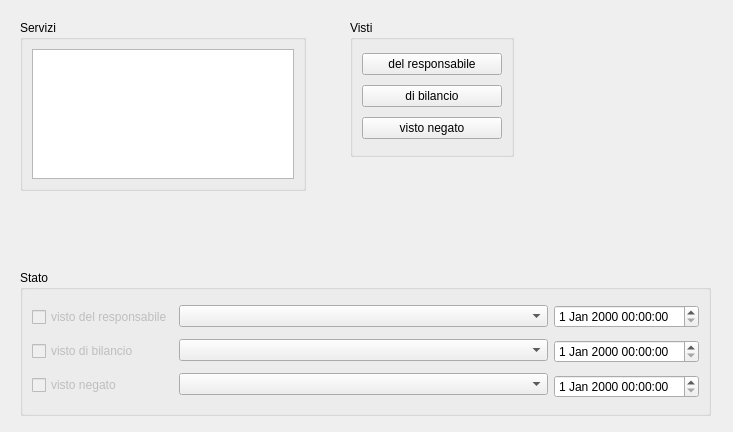
Before: the Qt Designer form src/com/axiastudio/suite/deliberedetermine/forms/determina.ui in tizianolattisi/suitegda, drawn with Qt 5.
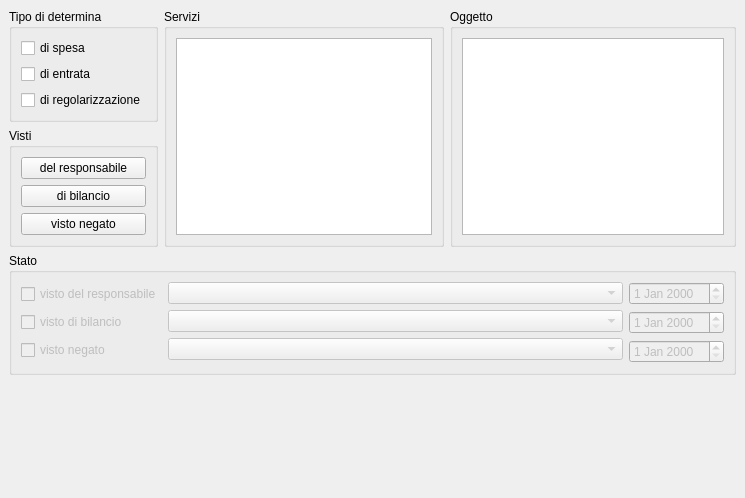
After: the same form once the commit is applied. Custom widgets are drawn as their Qt base class.

Commit message: Completamento campi determina, e disegno ui.

The edit to the form file:
```diff
--- a/src/com/axiastudio/suite/deliberedetermine/forms/determina.ui
+++ b/src/com/axiastudio/suite/deliberedetermine/forms/determina.ui
@@ -6,23 +6,92 @@
    <rect>
     <x>0</x>
     <y>0</y>
-    <width>733</width>
-    <height>432</height>
+    <width>745</width>
+    <height>498</height>
    </rect>
   </property>
   <property name="windowTitle">
    <string>Determine</string>
   </property>
   <widget class="QWidget" name="centralwidget">
+   <layout class="QVBoxLayout" name="verticalLayout_9">
+    <item>
+     <layout class="QHBoxLayout" name="horizontalLayout_2" stretch="0,0,1">
+      <item>
+       <layout class="QVBoxLayout" name="verticalLayout_8">
+        <item>
+         <widget class="QGroupBox" name="groupBox_4">
+          <property name="title">
+           <string>Tipo di determina</string>
+          </property>
+          <layout class="QVBoxLayout" name="verticalLayout_6">
+           <item>
+            <widget class="QCheckBox" name="checkBox_4">
+             <property name="text">
+              <string>di spesa</string>
+             </property>
+             <property name="column" stdset="0">
+              <string>diSpesa</string>
+             </property>
+            </widget>
+           </item>
+           <item>
+            <widget class="QCheckBox" name="checkBox_5">
+             <property name="text">
+              <string>di entrata</string>
+             </property>
+             <property name="column" stdset="0">
+              <string>diEntrata</string>
+             </property>
+            </widget>
+           </item>
+           <item>
+            <widget class="QCheckBox" name="checkBox_6">
+             <property name="text">
+              <string>di regolarizzazione</string>
+             </property>
+             <property name="column" stdset="0">
+              <string>diRegolarizzazione</string>
+             </property>
+            </widget>
+           </item>
+          </layout>
+         </widget>
+        </item>
+        <item>
+         <widget class="QGroupBox" name="groupBox_2">
+          <property name="title">
+           <string>Visti</string>
+          </property>
+          <layout class="QVBoxLayout" name="verticalLayout_2">
+           <item>
+            <widget class="QPushButton" name="pushButton">
+             <property name="text">
+              <string>del responsabile</string>
+             </property>
+            </widget>
+           </item>
+           <item>
+            <widget class="QPushButton" name="pushButton_2">
+             <property name="text">
+              <string>di bilancio</string>
+             </property>
+            </widget>
+           </item>
+           <item>
+            <widget class="QPushButton" name="pushButton_3">
+             <property name="text">
+              <string>visto negato</string>
+             </property>
+            </widget>
+           </item>
+          </layout>
+         </widget>
+        </item>
+       </layout>
+      </item>
+      <item>
    <widget class="QGroupBox" name="groupBox">
-    <property name="geometry">
-     <rect>
-      <x>20</x>
-      <y>20</y>
-      <width>286</width>
-      <height>171</height>
-     </rect>
-    </property>
     <property name="title">
      <string>Servizi</string>
     </property>
@@ -42,51 +111,27 @@
      </item>
     </layout>
    </widget>
-   <widget class="QGroupBox" name="groupBox_2">
-    <property name="geometry">
-     <rect>
-      <x>350</x>
-      <y>20</y>
-      <width>164</width>
-      <height>137</height>
-     </rect>
-    </property>
+      </item>
+      <item>
+       <widget class="QGroupBox" name="groupBox_5">
     <property name="title">
-     <string>Visti</string>
-    </property>
-    <layout class="QVBoxLayout" name="verticalLayout_2">
+         <string>Oggetto</string>
+        </property>
+        <layout class="QVBoxLayout" name="verticalLayout_7">
      <item>
-      <widget class="QPushButton" name="pushButton">
-       <property name="text">
-        <string>del responsabile</string>
+          <widget class="QTextEdit" name="textEdit">
+           <property name="column" stdset="0">
+            <string>oggetto</string>
        </property>
       </widget>
      </item>
-     <item>
-      <widget class="QPushButton" name="pushButton_2">
-       <property name="text">
-        <string>di bilancio</string>
-       </property>
-      </widget>
-     </item>
-     <item>
-      <widget class="QPushButton" name="pushButton_3">
-       <property name="text">
-        <string>visto negato</string>
-       </property>
-      </widget>
-     </item>
-    </layout>
-   </widget>
+        </layout>
+       </widget>
+      </item>
+     </layout>
+    </item>
+    <item>
    <widget class="QGroupBox" name="groupBox_3">
-    <property name="geometry">
-     <rect>
-      <x>20</x>
-      <y>270</y>
-      <width>691</width>
-      <height>146</height>
-     </rect>
-    </property>
     <property name="title">
      <string>Stato</string>
     </property>
@@ -127,32 +172,92 @@
      </item>
      <item>
       <layout class="QVBoxLayout" name="verticalLayout_4">
+         <property name="spacing">
+          <number>-1</number>
+         </property>
        <item>
-        <widget class="QComboBox" name="comboBox"/>
+          <widget class="com.axiastudio.pypapi.ui.widgets.PyPaPiComboBox" name="comboBox">
+           <property name="enabled">
+            <bool>false</bool>
+           </property>
+           <property name="column" stdset="0">
+            <string>utenteVistoResponsabile</string>
+           </property>
+          </widget>
        </item>
        <item>
-        <widget class="QComboBox" name="comboBox_2"/>
+          <widget class="com.axiastudio.pypapi.ui.widgets.PyPaPiComboBox" name="comboBox_2">
+           <property name="enabled">
+            <bool>false</bool>
+           </property>
+           <property name="column" stdset="0">
+            <string>utenteVistoBilancio</string>
+           </property>
+          </widget>
        </item>
        <item>
-        <widget class="QComboBox" name="comboBox_3"/>
+          <widget class="com.axiastudio.pypapi.ui.widgets.PyPaPiComboBox" name="comboBox_3">
+           <property name="enabled">
+            <bool>false</bool>
+           </property>
+           <property name="column" stdset="0">
+            <string>utenteVistoNegato</string>
+           </property>
+          </widget>
        </item>
       </layout>
      </item>
      <item>
       <layout class="QVBoxLayout" name="verticalLayout_5">
        <item>
-        <widget class="QDateTimeEdit" name="dateTimeEdit"/>
+          <widget class="com.axiastudio.pypapi.ui.widgets.PyPaPiDateEdit" name="dateEdit">
+           <property name="enabled">
+            <bool>false</bool>
+           </property>
+           <property name="column" stdset="0">
+            <string>dataVistoResponsabile</string>
+           </property>
+          </widget>
        </item>
        <item>
-        <widget class="QDateTimeEdit" name="dateTimeEdit_2"/>
+          <widget class="com.axiastudio.pypapi.ui.widgets.PyPaPiDateEdit" name="dateEdit_2">
+           <property name="enabled">
+            <bool>false</bool>
+           </property>
+           <property name="column" stdset="0">
+            <string>dataVistoBilancio</string>
+           </property>
+          </widget>
        </item>
        <item>
-        <widget class="QDateTimeEdit" name="dateTimeEdit_3"/>
+          <widget class="com.axiastudio.pypapi.ui.widgets.PyPaPiDateEdit" name="dateEdit_3">
+           <property name="enabled">
+            <bool>false</bool>
+           </property>
+           <property name="column" stdset="0">
+            <string>dataVistoNegato</string>
+           </property>
+          </widget>
        </item>
       </layout>
      </item>
     </layout>
    </widget>
+    </item>
+    <item>
+     <spacer name="verticalSpacer">
+      <property name="orientation">
+       <enum>Qt::Vertical</enum>
+      </property>
+      <property name="sizeHint" stdset="0">
+       <size>
+        <width>20</width>
+        <height>52</height>
+       </size>
+      </property>
+     </spacer>
+    </item>
+   </layout>
   </widget>
  </widget>
  <customwidgets>
@@ -161,6 +266,16 @@
    <extends>QTableView</extends>
    <header>pypapitableview.h</header>
   </customwidget>
+  <customwidget>
+   <class>com.axiastudio.pypapi.ui.widgets.PyPaPiDateEdit</class>
+   <extends>QDateEdit</extends>
+   <header>pypapidateedit.h</header>
+  </customwidget>
+  <customwidget>
+   <class>com.axiastudio.pypapi.ui.widgets.PyPaPiComboBox</class>
+   <extends>QComboBox</extends>
+   <header>pypapicombobox.h</header>
+  </customwidget>
  </customwidgets>
  <resources/>
  <connections/>
```
Left out of the diff: 9 changed lines with no effect on the pictures. Lines whose indentation alone changed are shown as unchanged. The commit also changes 1 other file.
